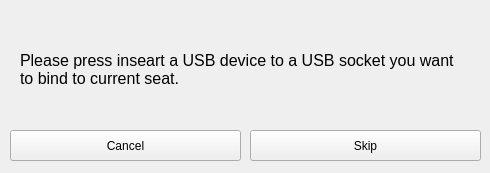
Above: mst/ui/calibration_dialog/calibrationdialog.ui from marcelo-tavares-ifsp/mst before the change. Below: the same form after it.
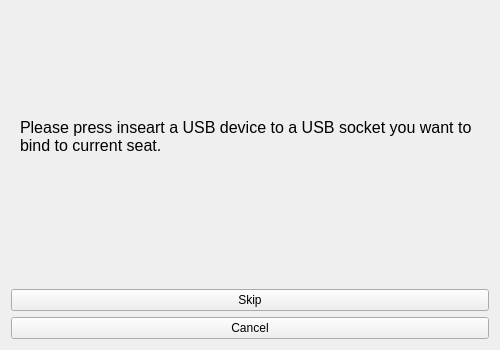
That is the form after the change. The open tabs and pages were chosen to show the change.

Diff of the .ui file:
```diff
--- a/mst/ui/calibration_dialog/calibrationdialog.ui
+++ b/mst/ui/calibration_dialog/calibrationdialog.ui
@@ -9,53 +9,33 @@
    <rect>
     <x>0</x>
     <y>0</y>
-    <width>490</width>
-    <height>173</height>
+    <width>500</width>
+    <height>350</height>
    </rect>
   </property>
+  <property name="minimumSize">
+   <size>
+    <width>500</width>
+    <height>350</height>
+   </size>
+  </property>
+  <property name="maximumSize">
+   <size>
+    <width>500</width>
+    <height>350</height>
+   </size>
+  </property>
   <property name="windowTitle">
    <string>Seat Device Configuration</string>
   </property>
-  <widget class="QPushButton" name="btnCancel">
-   <property name="geometry">
-    <rect>
-     <x>10</x>
-     <y>130</y>
-     <width>231</width>
-     <height>31</height>
-    </rect>
-   </property>
-   <property name="focusPolicy">
-    <enum>Qt::NoFocus</enum>
-   </property>
-   <property name="text">
-    <string>Cancel</string>
-   </property>
-  </widget>
-  <widget class="QLabel" name="lblInstuction">
-   <property name="geometry">
-    <rect>
-     <x>10</x>
-     <y>10</y>
-     <width>471</width>
-     <height>101</height>
-    </rect>
-   </property>
-   <property name="text">
-    <string notr="true"/>
-   </property>
-   <property name="wordWrap">
-    <bool>true</bool>
-   </property>
-  </widget>
+  <layout class="QVBoxLayout" name="verticalLayout">
+   <item>
   <widget class="QStackedWidget" name="device_configration">
-   <property name="geometry">
-    <rect>
-     <x>0</x>
-     <y>0</y>
-     <width>491</width>
-     <height>131</height>
-    </rect>
+     <property name="minimumSize">
+      <size>
+       <width>0</width>
+       <height>250</height>
+      </size>
    </property>
    <property name="currentIndex">
     <number>1</number>
@@ -100,15 +80,9 @@
     </widget>
    </widget>
    <widget class="QWidget" name="usb_page">
+      <layout class="QVBoxLayout" name="verticalLayout_4">
+       <item>
     <widget class="QLabel" name="label_3">
-     <property name="geometry">
-      <rect>
-       <x>20</x>
-       <y>20</y>
-       <width>450</width>
-       <height>100</height>
-      </rect>
-     </property>
      <property name="text">
       <string>&lt;html&gt;&lt;head/&gt;&lt;body&gt;&lt;p&gt;&lt;span style=&quot; font-size:12pt;&quot;&gt;Please press inseart a USB device to a USB socket you want to bind to current seat.&lt;/span&gt;&lt;/p&gt;&lt;/body&gt;&lt;/html&gt;</string>
      </property>
@@ -116,17 +90,23 @@
       <bool>true</bool>
      </property>
     </widget>
-   </widget>
-  </widget>
+       </item>
+      </layout>
+     </widget>
+    </widget>
+   </item>
+   <item>
+    <widget class="QLabel" name="lblInstuction">
+     <property name="text">
+      <string notr="true"/>
+     </property>
+     <property name="wordWrap">
+      <bool>true</bool>
+     </property>
+    </widget>
+   </item>
+   <item>
   <widget class="QPushButton" name="button_skip">
-   <property name="geometry">
-    <rect>
-     <x>250</x>
-     <y>130</y>
-     <width>231</width>
-     <height>31</height>
-    </rect>
-   </property>
    <property name="focusPolicy">
     <enum>Qt::NoFocus</enum>
    </property>
@@ -134,6 +114,18 @@
     <string>Skip</string>
    </property>
   </widget>
+   </item>
+   <item>
+    <widget class="QPushButton" name="btnCancel">
+     <property name="focusPolicy">
+      <enum>Qt::NoFocus</enum>
+     </property>
+     <property name="text">
+      <string>Cancel</string>
+     </property>
+    </widget>
+   </item>
+  </layout>
  </widget>
  <resources/>
  <connections/>
```
Left out of the diff: 26 changed lines with no effect on the pictures. Lines whose indentation alone changed are shown as unchanged.
